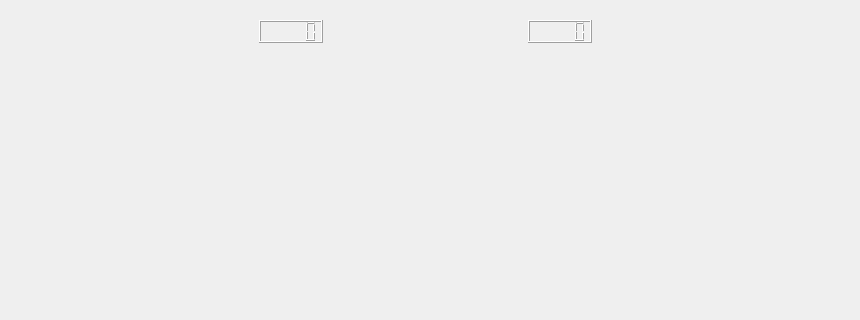
Old version of the form project/FootballManager/match.ui in the repository timpelo/cplusplus; both pictures show x 0 to 860 and y 0 to 320 of the 860 by 860 pixel window.
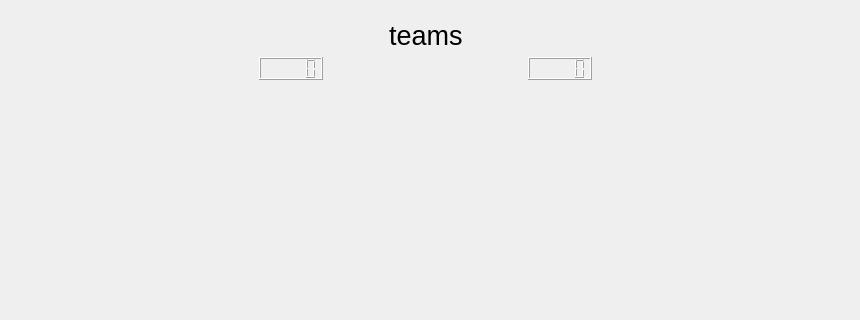
New version of the form.

The edit to the form file:
```diff
--- a/project/FootballManager/match.ui
+++ b/project/FootballManager/match.ui
@@ -41,6 +41,48 @@
     </rect>
    </property>
    <layout class="QVBoxLayout" name="verticalLayout">
+    <item>
+     <layout class="QHBoxLayout" name="horizontalLayout_3">
+      <item>
+       <spacer name="horizontalSpacer_5">
+        <property name="orientation">
+         <enum>Qt::Horizontal</enum>
+        </property>
+        <property name="sizeHint" stdset="0">
+         <size>
+          <width>40</width>
+          <height>20</height>
+         </size>
+        </property>
+       </spacer>
+      </item>
+      <item>
+       <widget class="QLabel" name="teamLabel">
+        <property name="font">
+         <font>
+          <pointsize>20</pointsize>
+         </font>
+        </property>
+        <property name="text">
+         <string>teams</string>
+        </property>
+       </widget>
+      </item>
+      <item>
+       <spacer name="horizontalSpacer_2">
+        <property name="orientation">
+         <enum>Qt::Horizontal</enum>
+        </property>
+        <property name="sizeHint" stdset="0">
+         <size>
+          <width>40</width>
+          <height>20</height>
+         </size>
+        </property>
+       </spacer>
+      </item>
+     </layout>
+    </item>
     <item>
      <layout class="QHBoxLayout" name="horizontalLayout">
       <item>
```
